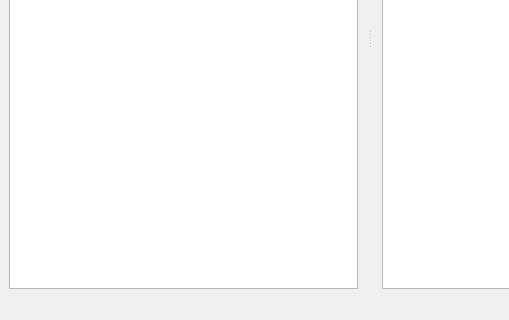
Above: sampleman.ui from jpburstrom/sampleman before the change; both pictures show x 0 to 509 and y 242 to 562 of the 647 by 562 pixel window. Below: the same form after it.
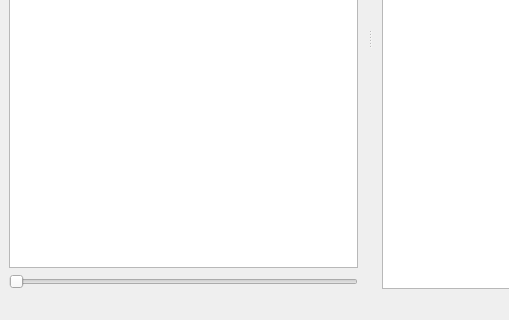
That is the form after the change.

```diff
--- a/sampleman.ui
+++ b/sampleman.ui
@@ -46,6 +46,13 @@
       </property>
      </widget>
     </item>
+    <item row="2" column="0">
+     <widget class="QSlider" name="seekSlider">
+      <property name="orientation">
+       <enum>Qt::Horizontal</enum>
+      </property>
+     </widget>
+    </item>
    </layout>
   </widget>
   <widget class="QMenuBar" name="menubar">
```
Left out of the diff: 12 changed lines with no effect on the pictures.
